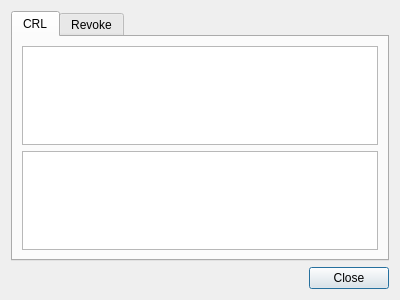
The window that CAMan/crl_info_dlg.ui (jykim74/CertMan) describes before a commit, drawn with Qt 5.
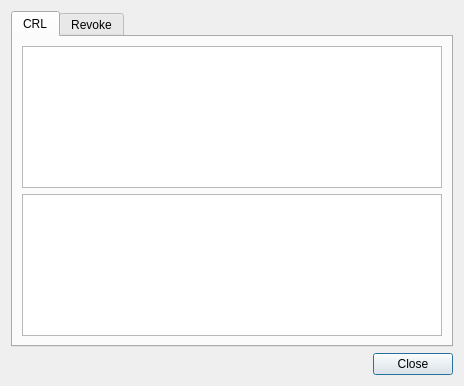
The same window after the commit.

What changed in the file:
```diff
--- a/CAMan/crl_info_dlg.ui
+++ b/CAMan/crl_info_dlg.ui
@@ -6,8 +6,8 @@
    <rect>
     <x>0</x>
     <y>0</y>
-    <width>400</width>
-    <height>300</height>
+    <width>464</width>
+    <height>386</height>
    </rect>
   </property>
   <property name="windowTitle">
```
